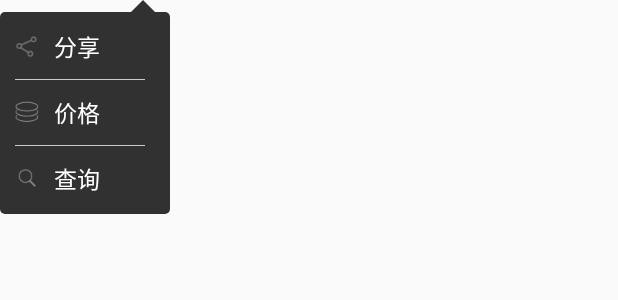
After one commit to dsh923713/Stock, an Android app: the layout pop_person_information_menu.xml on its own in the app's theme, with its tools: preview values and no code run, on a phone screen of 412 x 824 dp. The commit adds this screen. Shown: the top 300 px of the screen. Run offline under Robolectric (Android 15) with nearby library versions, the light colour scheme and no system bars.

Commit message:
修改部分功能

```diff
--- /dev/null
+++ b/app/src/main/java/com/zmq/stock/widget/ArrowRectangleView.java
@@ -0,0 +1,163 @@
+package com.zmq.stock.widget;
+
+/**
+ * Created by Administrator on 2017/6/10.
+ */
+
+import android.content.Context;
+import android.content.res.TypedArray;
+import android.graphics.BlurMaskFilter;
+import android.graphics.Canvas;
+import android.graphics.Color;
+import android.graphics.Paint;
+import android.graphics.Path;
+import android.graphics.PorterDuff;
+import android.graphics.PorterDuffXfermode;
+import android.graphics.RectF;
+import android.util.AttributeSet;
+import android.view.View;
+import android.view.ViewGroup;
+
+import com.zmq.stock.R;
+
+
+/**
+ * 自定义带箭头popupwindow背景
+ * Created by qianxin on 2016/3/23.
+ */
+public class ArrowRectangleView extends ViewGroup {
+    // arrow's width
+    private int mArrowWidth = 40;
+    // arrow's height
+    private int mArrowHeight= 20;
+    // rectangle round corner's radius
+    private int mRadius = 18;
+    // background color
+    private int mBackgroundColor = Color.WHITE;
+    // arrow's horizontal offset relative to RIGHT side
+    private int mArrowOffset = 0;
+    // shadow color
+    private int mShadowColor = Color.BLACK;
+    // shadow thickness
+    private int mShadowThickness = 0;
+
+    public ArrowRectangleView(Context context) {
+        this(context, null);
+    }
+
+    public ArrowRectangleView(Context context, AttributeSet attrs) {
+        this(context, attrs, 0);
+    }
+
+    public ArrowRectangleView(Context context, AttributeSet attrs, int defStyleAttr) {
+        super(context, attrs, defStyleAttr);
+
+        TypedArray a = context.getTheme().obtainStyledAttributes(attrs,
+                R.styleable.ArrowRectangleView, defStyleAttr, 0);
+        for (int i = 0; i < a.getIndexCount(); i++) {
+            int attr = a.getIndex(i);
+            switch (attr) {
+                case R.styleable.ArrowRectangleView_arrow_width:
+                    mArrowWidth = a.getDimensionPixelSize(attr, mArrowWidth);
+                    break;
+                case R.styleable.ArrowRectangleView_arrow_height:
+                    mArrowHeight = a.getDimensionPixelSize(attr, mArrowHeight);
+                    break;
+                case R.styleable.ArrowRectangleView_radius:
+                    mRadius = a.getDimensionPixelSize(attr, mRadius);
+                    break;
+                case R.styleable.ArrowRectangleView_background_color:
+                    mBackgroundColor = a.getColor(attr, mBackgroundColor);
+                    break;
+                case R.styleable.ArrowRectangleView_arrow_offset:
+                    mArrowOffset = a.getDimensionPixelSize(attr, mArrowOffset);
+                    break;
+                case R.styleable.ArrowRectangleView_shadow_color:
+                    mShadowColor = a.getColor(attr, mShadowColor);
+                    break;
+                case R.styleable.ArrowRectangleView_shadow_thickness:
+                    mShadowThickness = a.getDimensionPixelSize(attr, mShadowThickness);
+                    break;
+            }
+        }
+
+        a.recycle();
+    }
+
+    @Override
+    protected void onMeasure(int widthMeasureSpec, int heightMeasureSpec) {
+        int count = getChildCount();
+        int maxWidth = 0;
+        // reserve space for the arrow and round corners
+        int maxHeight = mArrowHeight + mRadius;
+        for (int i = 0; i < count; i++) {
+            final View child = getChildAt(i);
+            final MarginLayoutParams lp = (MarginLayoutParams) child.getLayoutParams();
+            if (child.getVisibility() != GONE) {
+                measureChild(child, widthMeasureSpec, heightMeasureSpec);
+                maxWidth = Math.max(maxWidth, child.getMeasuredWidth() + lp.leftMargin + lp.rightMargin);
+                maxHeight = maxHeight + child.getMeasuredHeight() + lp.topMargin + lp.bottomMargin;
+            }
+        }
+
+        maxWidth = maxWidth + getPaddingLeft() + getPaddingRight() + mShadowThickness;
+        maxHeight = maxHeight + getPaddingTop() + getPaddingBottom() + mShadowThickness;
+
+        setMeasuredDimension(maxWidth, maxHeight);
+    }
+
+    @Override
+    protected void onLayout(boolean changed, int l, int t, int r, int b) {
+        int count = getChildCount();
+        int topOffset = t + mArrowHeight + mRadius/2;
+        int top = 0;
+        int bottom = 0;
+        for (int i = 0; i < count; i++) {
+            final View child = getChildAt(i);
+            top = topOffset + i * child.getMeasuredHeight();
+            bottom = top + child.getMeasuredHeight();
+            child.layout(l, top, r - mRadius/2 - mShadowThickness, bottom);
+        }
+    }
+
+    @Override
+    protected void dispatchDraw(Canvas canvas) {
+        // disable h/w acceleration for blur mask filter
+        setLayerType(View.LAYER_TYPE_SOFTWARE, null);
+
+        Paint paint = new Paint();
+        paint.setAntiAlias(true);
+        paint.setColor(mBackgroundColor);
+        paint.setStyle(Paint.Style.FILL);
+
+        // set Xfermode for source and shadow overlap
+        paint.setXfermode(new PorterDuffXfermode(PorterDuff.Mode.DST_OVER));
+
+        // draw round corner rectangle
+        paint.setColor(mBackgroundColor);
+        canvas.drawRoundRect(new RectF(0, mArrowHeight, getMeasuredWidth() - mShadowThickness, getMeasuredHeight() - mShadowThickness), mRadius, mRadius, paint);
+
+        // draw arrow
+        Path path = new Path();
+        int startPoint = getMeasuredWidth() - mArrowOffset;
+        path.moveTo(startPoint, mArrowHeight);
+        path.lineTo(startPoint + mArrowWidth, mArrowHeight);
+        path.lineTo(startPoint + mArrowWidth / 2, 0);
+        path.close();
+        canvas.drawPath(path, paint);
+
+        // draw shadow
+        if (mShadowThickness > 0) {
+            paint.setMaskFilter(new BlurMaskFilter(mShadowThickness, BlurMaskFilter.Blur.OUTER));
+            paint.setColor(mShadowColor);
+            canvas.drawRoundRect(new RectF(mShadowThickness, mArrowHeight + mShadowThickness, getMeasuredWidth() - mShadowThickness, getMeasuredHeight() - mShadowThickness), mRadius, mRadius, paint);
+        }
+
+        super.dispatchDraw(canvas);
+    }
+
+    @Override
+    public LayoutParams generateLayoutParams(AttributeSet attrs) {
+        return new MarginLayoutParams(getContext(), attrs);
+    }
+}
--- a/app/src/main/res/layout/fragment_taxation_futures.xml
+++ b/app/src/main/res/layout/fragment_taxation_futures.xml
@@ -59,9 +59,8 @@
         <android.support.v7.widget.RecyclerView
             android:id="@+id/rv_futures"
             android:layout_width="match_parent"
-            android:layout_height="wrap_content"
-            android:background="@color/white"
-            android:nestedScrollingEnabled="false"/>
+            android:layout_height="150dp"
+            android:background="@color/white"/>
 
         <LinearLayout
             android:layout_width="match_parent"
--- /dev/null
+++ b/app/src/main/res/layout/pop_person_information_menu.xml
@@ -0,0 +1,75 @@
+<?xml version="1.0" encoding="utf-8"?>
+<com.zmq.stock.widget.ArrowRectangleView
+    xmlns:android="http://schemas.android.com/apk/res/android"
+    xmlns:app="http://schemas.android.com/apk/res-auto"
+    android:layout_width="wrap_content"
+    android:layout_height="wrap_content"
+    android:orientation="vertical"
+    android:paddingLeft="3dp"
+    android:paddingRight="3dp"
+    android:splitMotionEvents="false"
+    app:arrow_height="8dp"
+    app:arrow_offset="31dp"
+    app:arrow_width="16dp"
+    app:background_color="@color/t313131"
+    app:radius="3dp"
+    app:shadow_color="@color/transparent"
+    app:shadow_thickness="5dp">
+
+    <LinearLayout
+        android:layout_width="wrap_content"
+        android:layout_height="wrap_content"
+        android:orientation="vertical"
+        android:paddingRight="10dp"
+        android:paddingTop="10dp"
+        android:paddingLeft="10dp">
+
+        <TextView
+            android:id="@+id/tv_shape"
+            android:layout_width="wrap_content"
+            android:layout_height="wrap_content"
+            android:drawableLeft="@mipmap/ic_shape"
+            android:drawablePadding="10dp"
+            android:paddingBottom="10dp"
+            android:paddingRight="30dp"
+            android:text="@string/shape"
+            android:textColor="@color/white"
+            android:textSize="15sp"/>
+
+        <View
+            android:layout_width="match_parent"
+            android:layout_height="0.2dp"
+            android:layout_marginBottom="10dp"
+            android:background="@color/line_color"/>
+
+        <TextView
+            android:id="@+id/tv_price"
+            android:layout_width="wrap_content"
+            android:layout_height="wrap_content"
+            android:drawableLeft="@mipmap/ic_price"
+            android:drawablePadding="10dp"
+            android:paddingBottom="10dp"
+            android:paddingRight="30dp"
+            android:text="@string/price"
+            android:textColor="@color/white"
+            android:textSize="15sp"/>
+
+        <View
+            android:layout_width="match_parent"
+            android:layout_height="0.2dp"
+            android:layout_marginBottom="10dp"
+            android:background="@color/line_color"/>
+
+        <TextView
+            android:id="@+id/tv_search"
+            android:layout_width="wrap_content"
+            android:layout_height="wrap_content"
+            android:drawableLeft="@mipmap/ic_search"
+            android:drawablePadding="10dp"
+            android:paddingBottom="10dp"
+            android:paddingRight="30dp"
+            android:text="@string/search"
+            android:textColor="@color/white"
+            android:textSize="15sp"/>
+    </LinearLayout>
+</com.zmq.stock.widget.ArrowRectangleView>
--- a/app/src/main/res/values/strings.xml
+++ b/app/src/main/res/values/strings.xml
@@ -42,4 +42,5 @@
     <string name="fans">粉丝</string>
     <string name="follow">+关注</string>
     <string name="warm_hint">温馨提示：所有直播内容仅代表播主个人观点，不构成任何投资建议。</string>
+    <string name="shape">分享</string>
 </resources>
```
Also changed, not shown: app/src/main/java/com/zmq/stock/activity/PersonInformationActivity.java (+45 -1 lines), app/src/main/java/com/zmq/stock/fragment/TaxationFuturesFragment.java (+12 -5 lines), app/src/main/java/com/zmq/stock/fragment/TaxationItemFragment.java (+4 -4 lines), app/src/main/java/com/zmq/stock/widget/CustomPopWindow.java (added, +274 -0 lines), app/src/main/res/values/attrs.xml (added, +12 -0 lines), app/src/main/res/mipmap-xhdpi/ic_shape.png (added).
